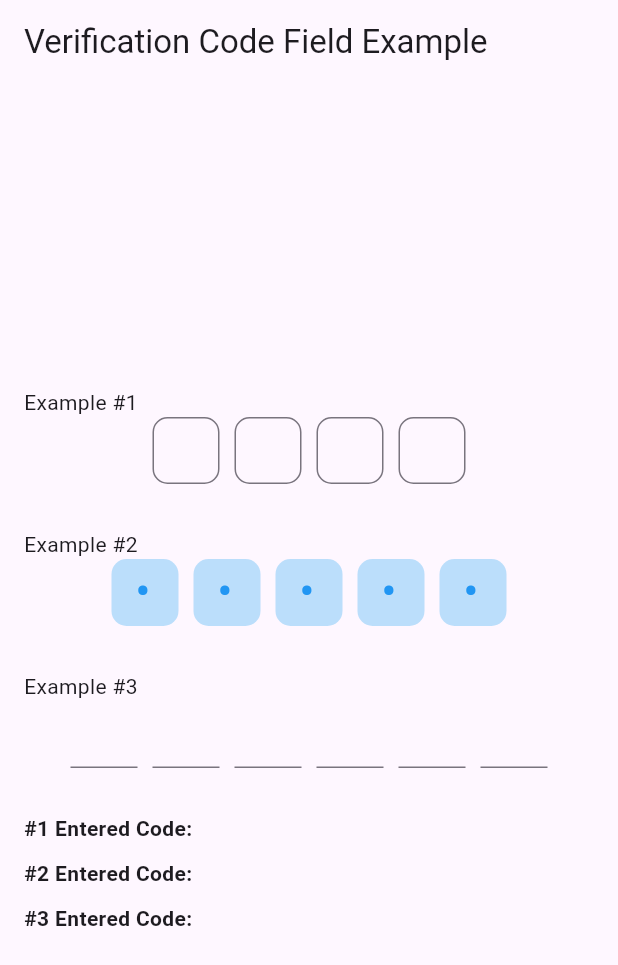
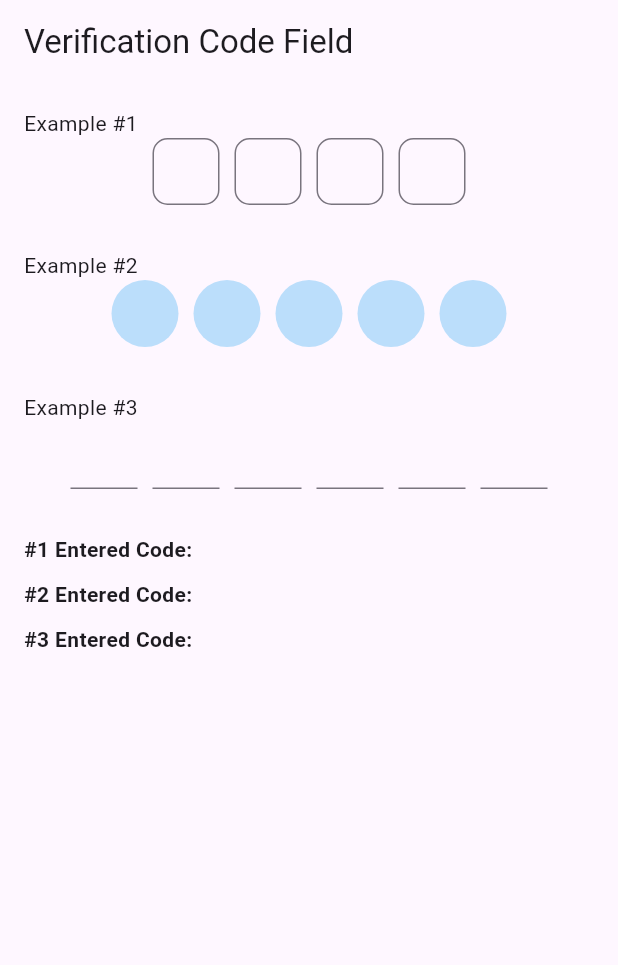
Before and after one commit to enescerrahoglu/verification_code_field, a Flutter app: the screen it shows after launch, on a phone screen of 412 x 824 dp. Shown: the top 965 px of the screen. Run offline on Flutter 3.47's test engine with Material 3 defaults, Android fonts, the phone set to English and light mode, and no system bars; our stand-ins replace google_fonts.

Commit message:
bugs fixed

```diff
--- a/example/lib/main.dart
+++ b/example/lib/main.dart
@@ -47,12 +47,12 @@ class VerificationCodeFieldExample extends StatelessWidget {
   Widget build(BuildContext context) {
     return Scaffold(
       appBar: AppBar(
-        title: const Text('Verification Code Field Example'),
+        title: const Text('Verification Code Field'),
       ),
       body: Padding(
         padding: const EdgeInsets.all(16.0),
         child: Column(
-          mainAxisAlignment: MainAxisAlignment.center,
+          // mainAxisAlignment: MainAxisAlignment.center,
           crossAxisAlignment: CrossAxisAlignment.stretch,
           children: [
             Column(
@@ -73,7 +73,6 @@ class VerificationCodeFieldExample extends StatelessWidget {
                 const Text('Example #2'),
                 Center(
                   child: VerificationCodeField(
-                    obscureText: true,
                     codeDigit: CodeDigit.five,
                     onSubmit: _handleSubmit2,
                     enabled: true,
@@ -82,7 +81,7 @@ class VerificationCodeFieldExample extends StatelessWidget {
                     fillColor: Colors.blue.shade100,
                     cursorColor: Colors.blue,
                     border: OutlineInputBorder(
-                        borderRadius: BorderRadius.circular(10),
+                        borderRadius: BorderRadius.circular(100),
                         borderSide: BorderSide.none),
                     textStyle: const TextStyle(
                         fontSize: 26,
--- a/lib/verification_code_field.dart
+++ b/lib/verification_code_field.dart
@@ -37,9 +37,6 @@ class VerificationCodeField extends StatefulWidget {
   /// Color of the cursor when `showCursor` is true.
   final Color? cursorColor;
 
-  /// Determines whether the input text should be obscured for security purposes.
-  final bool obscureText;
-
   const VerificationCodeField({
     super.key,
     this.codeDigit = CodeDigit.four,
@@ -52,7 +49,6 @@ class VerificationCodeField extends StatefulWidget {
     this.border,
     this.focusedBorder,
     this.cursorColor,
-    this.obscureText = false,
   });
 
   @override
@@ -132,7 +128,6 @@ class _VerificationCodeFieldState extends State<VerificationCodeField> {
             child: SizedBox(
               width: (MediaQuery.of(context).size.width / 6) - 24,
               child: TextField(
-                obscureText: widget.obscureText,
                 cursorColor: widget.cursorColor,
                 enabled: widget.enabled,
                 controller: _controllers[index],
--- a/pubspec.yaml
+++ b/pubspec.yaml
@@ -1,6 +1,6 @@
 name: verification_code_field
 description: "This package provides an input field that allows you to enter a 4, 5 or 6 digit verification code in your applications."
-version: 1.0.3
+version: 1.0.2
 repository: https://github.com/enescerrahoglu/verification_code_field
 homepage: https://enescerrahoglu.com/
 
```
Also changed, not shown: 2 other files.
